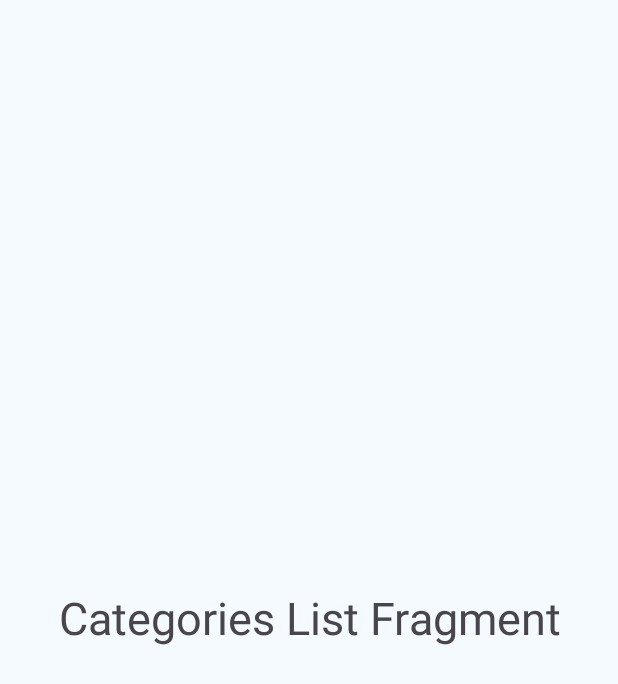
After one commit to bogdantvor/RecepiesApplication, an Android app: the layout fragment_list_categories.xml on its own in the app's theme, with its tools: preview values and no code run, on a phone screen of 412 x 824 dp. The commit adds this screen. Shown: the top 684 px of the screen. Run offline under Robolectric (Android 15) with nearby library versions, the phone set to English and light mode, and no system bars.

Commit message:
RA-04 - Создан первый фрагмент с категориями

```diff
--- a/app/build.gradle
+++ b/app/build.gradle
@@ -45,4 +45,5 @@ dependencies {
     testImplementation 'junit:junit:4.13.2'
     androidTestImplementation 'androidx.test.ext:junit:1.1.5'
     androidTestImplementation 'androidx.test.espresso:espresso-core:3.5.1'
+    implementation 'androidx.fragment:fragment-ktx:1.6.2'
 }
--- a/app/src/main/java/com/example/recepiesapplication/MainActivity.kt
+++ b/app/src/main/java/com/example/recepiesapplication/MainActivity.kt
@@ -2,6 +2,7 @@ package com.example.recepiesapplication
 
 import androidx.appcompat.app.AppCompatActivity
 import android.os.Bundle
+import android.widget.FrameLayout
 import com.example.recepiesapplication.databinding.ActivityMainBinding
 
 class MainActivity : AppCompatActivity() {
@@ -11,5 +12,9 @@ class MainActivity : AppCompatActivity() {
         super.onCreate(savedInstanceState)
         binding = ActivityMainBinding.inflate(layoutInflater)
         setContentView(binding.root)
+        supportFragmentManager
+            .beginTransaction()
+            .replace(binding.mainContainer.id, CategoriesListFragment())
+            .commit()
     }
 }
--- /dev/null
+++ b/app/src/main/res/layout/fragment_list_categories.xml
@@ -0,0 +1,16 @@
+<?xml version="1.0" encoding="utf-8"?>
+<FrameLayout xmlns:android="http://schemas.android.com/apk/res/android"
+    xmlns:tools="http://schemas.android.com/tools"
+    android:layout_width="match_parent"
+    android:layout_height="match_parent"
+    android:background="@color/background_main"
+    tools:context=".CategoriesListFragment">
+
+    <TextView
+        android:layout_width="match_parent"
+        android:layout_height="match_parent"
+        android:gravity="center"
+        android:textSize="30sp"
+        android:text="Categories List Fragment" />
+
+</FrameLayout>
```
Also changed, not shown: app/src/main/java/com/example/recepiesapplication/CategoriesListFragment.kt (added, +27 -0 lines), app/src/main/res/layout/activity_main.xml (+15 -3 lines).
